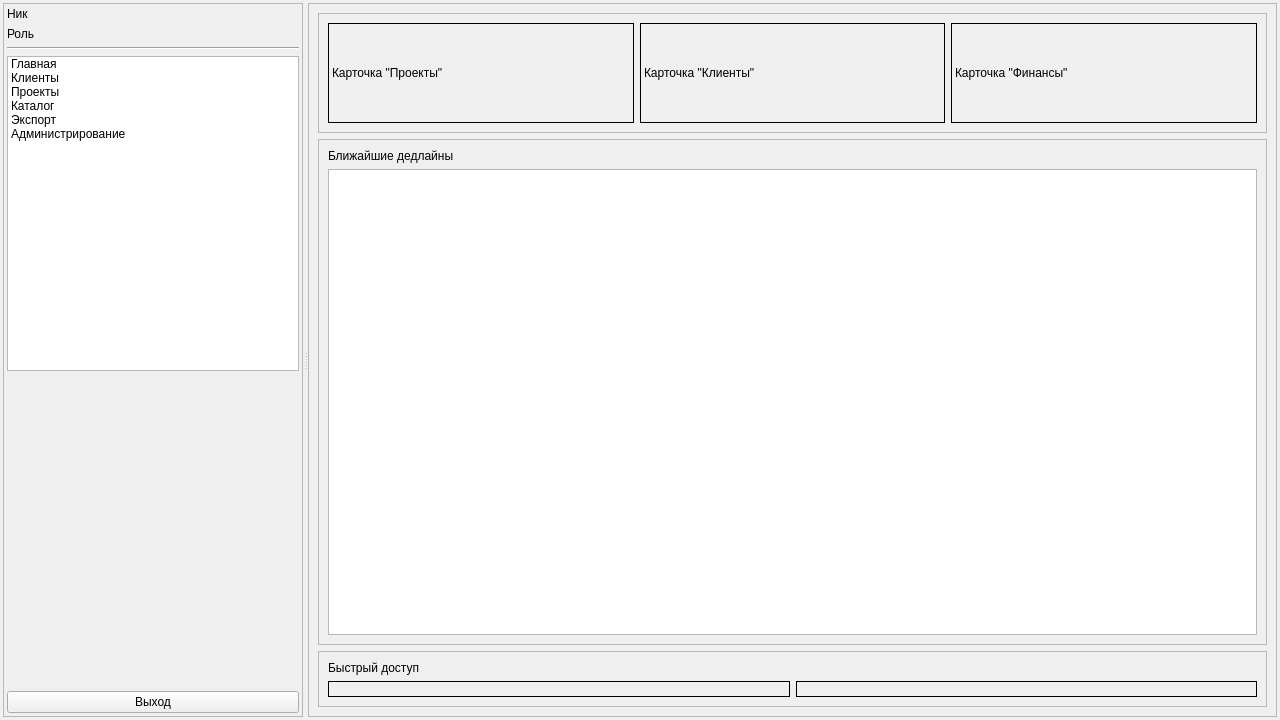
Old version of the form mainwidget.ui in the repository Dimand04/dp_isaeva.
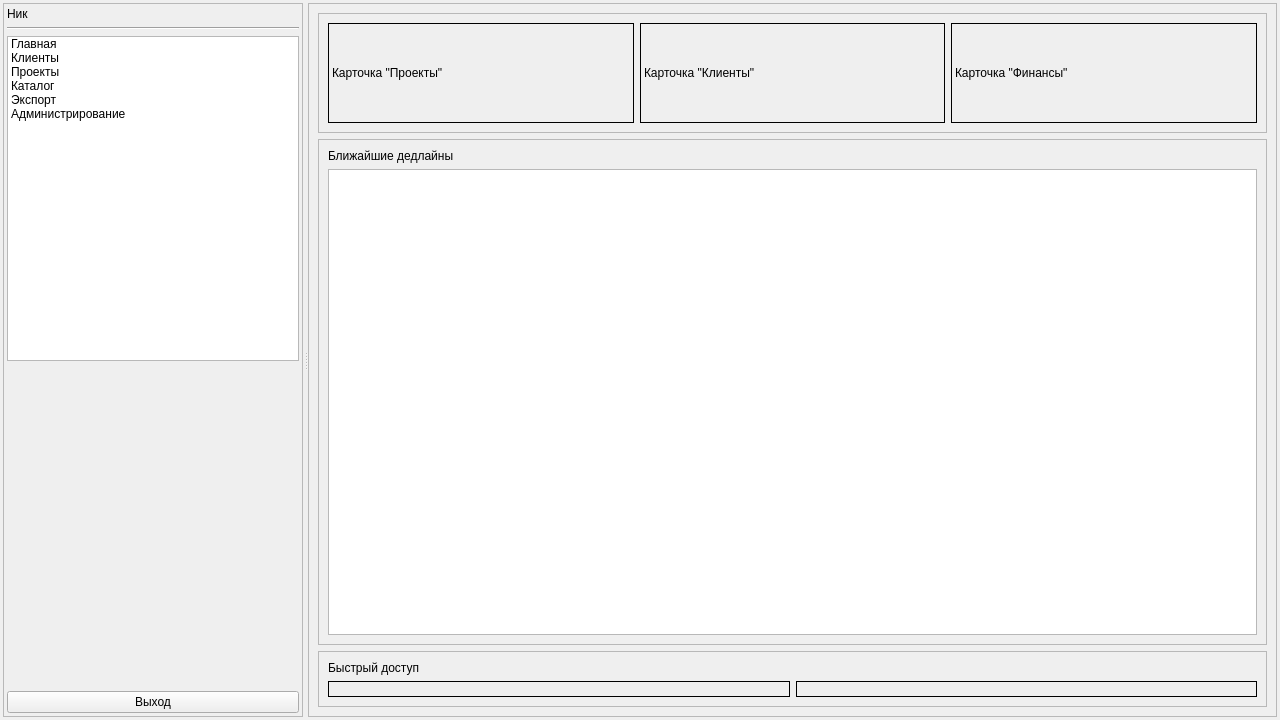
New version of the form.

What changed in the file:
```diff
--- a/mainwidget.ui
+++ b/mainwidget.ui
@@ -60,7 +60,55 @@
        <property name="bottomMargin">
         <number>3</number>
        </property>
+       <item row="1" column="0">
+        <widget class="Line" name="line">
+         <property name="orientation">
+          <enum>Qt::Orientation::Horizontal</enum>
+         </property>
+        </widget>
+       </item>
        <item row="4" column="0">
+        <widget class="QPushButton" name="pb_logout">
+         <property name="text">
+          <string>Выход</string>
+         </property>
+        </widget>
+       </item>
+       <item row="2" column="0">
+        <widget class="QListWidget" name="lw_main">
+         <item>
+          <property name="text">
+           <string>Главная</string>
+          </property>
+         </item>
+         <item>
+          <property name="text">
+           <string>Клиенты</string>
+          </property>
+         </item>
+         <item>
+          <property name="text">
+           <string>Проекты</string>
+          </property>
+         </item>
+         <item>
+          <property name="text">
+           <string>Каталог</string>
+          </property>
+         </item>
+         <item>
+          <property name="text">
+           <string>Экспорт</string>
+          </property>
+         </item>
+         <item>
+          <property name="text">
+           <string>Администрирование</string>
+          </property>
+         </item>
+        </widget>
+       </item>
+       <item row="3" column="0">
         <spacer name="verticalSpacer">
          <property name="orientation">
           <enum>Qt::Orientation::Vertical</enum>
@@ -73,47 +121,6 @@
          </property>
         </spacer>
        </item>
-       <item row="3" column="0">
-        <widget class="QListWidget" name="lw_main">
-         <item>
-          <property name="text">
-           <string>Главная</string>
-          </property>
-         </item>
-         <item>
-          <property name="text">
-           <string>Клиенты</string>
-          </property>
-         </item>
-         <item>
-          <property name="text">
-           <string>Проекты</string>
-          </property>
-         </item>
-         <item>
-          <property name="text">
-           <string>Каталог</string>
-          </property>
-         </item>
-         <item>
-          <property name="text">
-           <string>Экспорт</string>
-          </property>
-         </item>
-         <item>
-          <property name="text">
-           <string>Администрирование</string>
-          </property>
-         </item>
-        </widget>
-       </item>
-       <item row="1" column="0">
-        <widget class="QLabel" name="lb_role">
-         <property name="text">
-          <string>Роль</string>
-         </property>
-        </widget>
-       </item>
        <item row="0" column="0">
         <widget class="QLabel" name="lb_nick">
          <property name="text">
@@ -121,20 +128,6 @@
          </property>
         </widget>
        </item>
-       <item row="5" column="0">
-        <widget class="QPushButton" name="pb_logout">
-         <property name="text">
-          <string>Выход</string>
-         </property>
-        </widget>
-       </item>
-       <item row="2" column="0">
-        <widget class="Line" name="line">
-         <property name="orientation">
-          <enum>Qt::Orientation::Horizontal</enum>
-         </property>
-        </widget>
-       </item>
       </layout>
      </widget>
      <widget class="QStackedWidget" name="sw_main">
```
